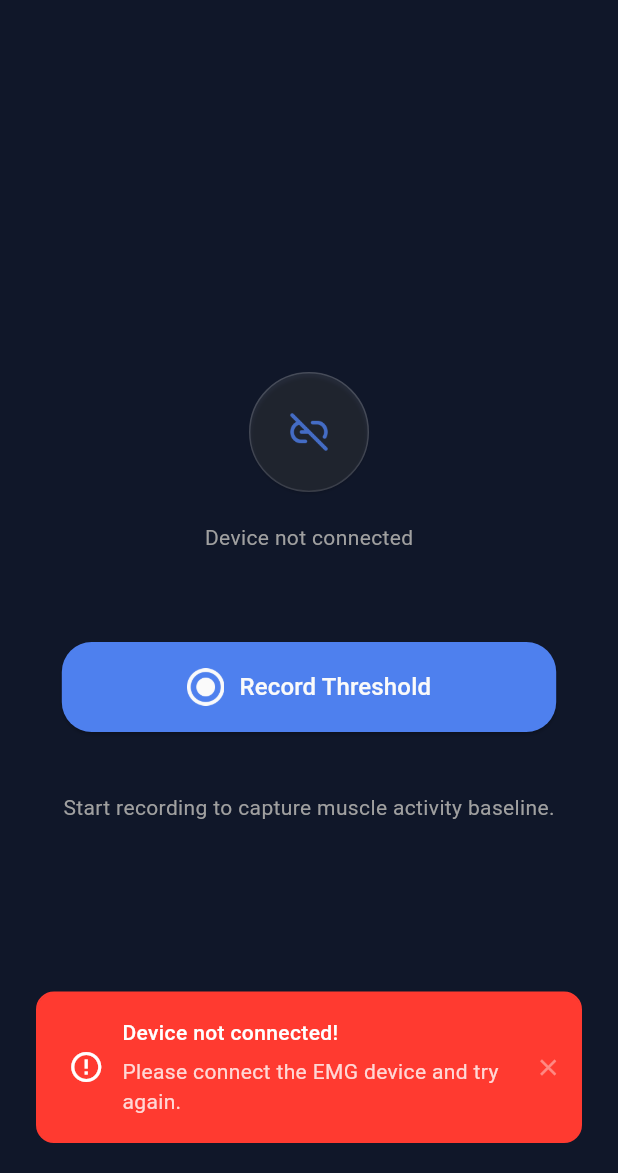
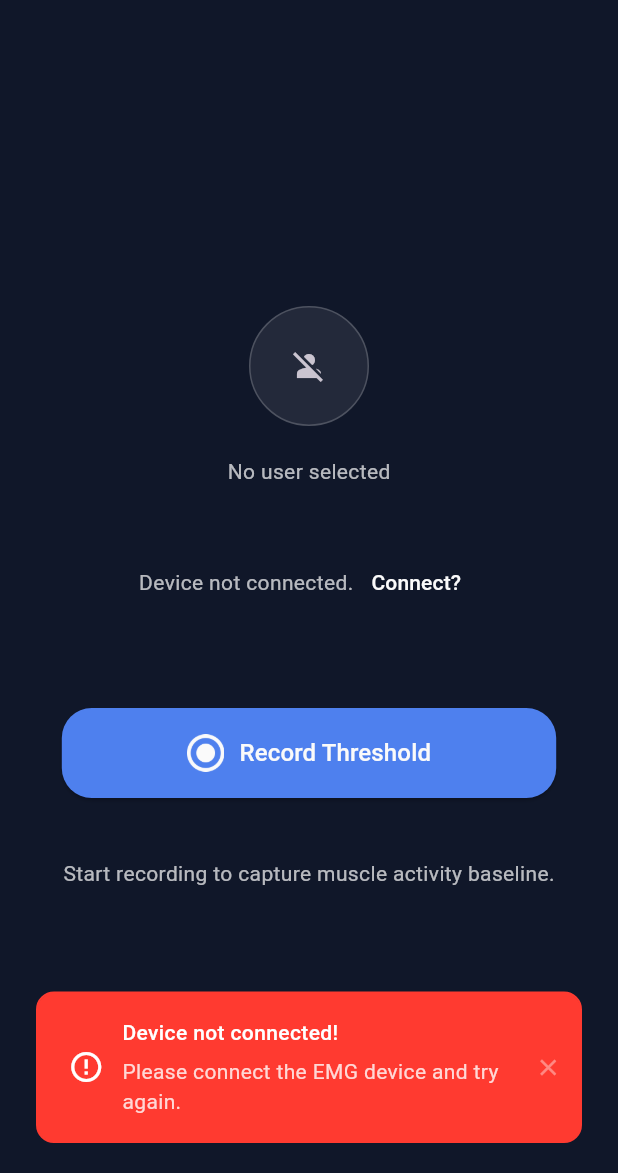
Before and after one commit to Shakila-K/MuscleFatigueMonitor-MobileClient, a Flutter app: the screen it shows after launch, after a tap on "Record Threshold", on a phone screen of 412 x 824 dp, the part 63-1236 px from its top. Run offline on Flutter 3.47's test engine with Material 3 defaults, Android fonts, the light colour scheme and no system bars; drawn by our look-alikes of toastification; our stand-ins replace fl_chart, hive, hive_flutter, pdf, printing, share_plus; accounts and stored records are empty.

Commit message:
User database and User provider created

```diff
--- a/lib/consts/colors.dart
+++ b/lib/consts/colors.dart
@@ -1,4 +1,4 @@
-import 'package:flutter/painting.dart';
+import 'package:flutter/material.dart';
 
 class AppColors {
 
@@ -8,7 +8,7 @@ class AppColors {
   Color appRed = Color.fromRGBO(255, 49, 47, 1);
   Color appYellow = Color.fromRGBO(235, 215, 80, 1);
   Color appWhite = Color.fromRGBO(250, 250, 250, 1);
-  Color appGrey = Color.fromRGBO(160, 160, 160, 1);
+  Color appGrey = Colors.white70;
   Color appBlack = Color(0xff333333);
 
 }
--- a/lib/main.dart
+++ b/lib/main.dart
@@ -1,14 +1,23 @@
 import 'dart:async';
 
 import 'package:flutter/material.dart';
+import 'package:hive_flutter/hive_flutter.dart';
+import 'package:muscle_fatigue_monitor/models/user_model.dart';
 import 'package:muscle_fatigue_monitor/screens/homepage.dart';
-import 'package:muscle_fatigue_monitor/services/websocket_service.dart';
+import 'package:muscle_fatigue_monitor/services/user_provider.dart';
+import 'package:muscle_fatigue_monitor/services/websocket_provider.dart';
 import 'package:provider/provider.dart';
 import 'package:toastification/toastification.dart';
 
 
 final GlobalKey<NavigatorState> navigatorKey = GlobalKey<NavigatorState>();
-void main() {
+void main() async{
+
+  WidgetsFlutterBinding.ensureInitialized();
+  await Hive.initFlutter();
+  Hive.registerAdapter(UserModelAdapter());
+  await Hive.openBox<UserModel>('users');
+
   FlutterError.onError = (FlutterErrorDetails details) {
     FlutterError.dumpErrorToConsole(details);
   };
@@ -16,8 +25,11 @@ void main() {
   runZonedGuarded(
     () {
       runApp(
-        ChangeNotifierProvider(
-          create: (_) => WebSocketProvider(),
+        MultiProvider(
+          providers: [
+              ChangeNotifierProvider( create: (_) => WebSocketProvider()),
+              ChangeNotifierProvider(create: (_) => UserProvider()),
+            ],
           child: const MyApp(),
         ),
       );
@@ -44,6 +56,7 @@ class MyApp extends StatelessWidget {
         navigatorKey: navigatorKey,
         home: const HomePage(),
         theme: ThemeData.dark(),
+        debugShowCheckedModeBanner: false,
       ),
     );
   }
--- /dev/null
+++ b/lib/models/user_model.dart
@@ -0,0 +1,49 @@
+import 'package:hive/hive.dart';
+
+part 'user_model.g.dart';
+
+@HiveType(typeId: 0) // unique id for adapter
+class UserModel extends HiveObject {
+  @HiveField(0)
+  int userId;
+
+  @HiveField(1)
+  String gender;
+
+  @HiveField(2)
+  double weight;
+
+  @HiveField(3)
+  double height;
+
+  @HiveField(4)
+  int tr1;
+
+  @HiveField(5)
+  int tr2;
+
+  @HiveField(6)
+  int tr3;
+
+  @HiveField(7)
+  double threshold;
+
+  @HiveField(8)
+  List<int> reading;
+
+  @HiveField(9)
+  double mfi;
+
+  UserModel({
+    required this.userId,
+    required this.gender,
+    required this.weight,
+    required this.height,
+    required this.tr1,
+    required this.tr2,
+    required this.tr3,
+    required this.threshold,
+    required this.reading,
+    required this.mfi,
+  });
+}
--- a/lib/screens/homepage.dart
+++ b/lib/screens/homepage.dart
@@ -2,8 +2,10 @@
 import 'package:flutter/material.dart';
 import 'package:muscle_fatigue_monitor/consts/colors.dart';
 import 'package:muscle_fatigue_monitor/consts/screen_size.dart';
-import 'package:muscle_fatigue_monitor/screens/record_data.dart';
-import 'package:muscle_fatigue_monitor/services/websocket_service.dart';
+import 'package:muscle_fatigue_monitor/screens/record_threshold.dart';
+import 'package:muscle_fatigue_monitor/screens/users_screen.dart';
+import 'package:muscle_fatigue_monitor/services/user_provider.dart';
+import 'package:muscle_fatigue_monitor/services/websocket_provider.dart';
 import 'package:muscle_fatigue_monitor/widgets/button_long.dart';
 import 'package:provider/provider.dart';
 import 'package:toastification/toastification.dart';
@@ -51,6 +53,7 @@ class _HomePageState extends State<HomePage> {
   Widget build(BuildContext context) {
 
     final ws = context.watch<WebSocketProvider>();
+    final userProvider = context.watch<UserProvider>();
 
     Future<void> connectDeviceDialog() async {
     return showDialog<void>(
@@ -170,7 +173,36 @@ class _HomePageState extends State<HomePage> {
               ),
               width: 80,
               height: 80,
-              child: ElevatedButton(
+              child: IconButton(
+                icon: Icon(userProvider.hasCurrentUser() ? Icons.person : Icons.person_off),
+                onPressed: () {
+                  Navigator.of(context).push(
+                    MaterialPageRoute(builder: (context) => UsersScreen())
+                  );
+                },
+              )
+            ),
+            Padding(
+              padding: const EdgeInsets.symmetric(vertical: 20.0),
+              child: Text(userProvider.user != null ? "User ID: ${userProvider.user!.userId}, ${userProvider.user!.gender}" : "No user selected",
+                style: TextStyle(
+                  color: AppColors().appGrey,
+                ),
+              ),
+            ),
+
+            Padding(
+              padding: const EdgeInsets.symmetric(vertical: 20.0),
+              child: Row(
+                mainAxisAlignment: MainAxisAlignment.center,
+                children: [
+                  Text(ws.isConnected ? "Device connected." : "Device not connected.",
+                    style: TextStyle(
+                      color: AppColors().appGrey
+                    ),
+                  ),
+
+                  TextButton(
                     onPressed: () async {
                           if(ws.isConnected){
                               ws.disconnect(false);
@@ -178,19 +210,16 @@ class _HomePageState extends State<HomePage> {
                             connectDeviceDialog();
                           }
                       },
-                style: ElevatedButton.styleFrom(
-                  backgroundColor: AppColors().appGrey.withAlpha(20),
-                  overlayColor: AppColors().appGrey.withAlpha(50),
+                    child: Text(ws.isConnected ? "Disconnect?" : "Connect?",
+                      style: TextStyle(
+                        color: AppColors().appWhite
                       ),
-                child: Image.asset(ws.isConnected ? "assets/icons/link.png" : "assets/icons/unlink.png",
-                  color: AppColors().appBlue.withAlpha(200),
-                ),
-              ),
+                    )
                   ),
 
                   if(ws.isConnecting || ws.retryCount!=0)
                   Padding(
-              padding: const EdgeInsets.only(top: 20.0),
+                    padding: const EdgeInsets.only(left: 20.0),
                     child: SizedBox(
                       width: 20,
                       height: 20,
@@ -199,15 +228,11 @@ class _HomePageState extends State<HomePage> {
                       )
                     ),
                   ),
-
-            Padding(
-              padding: const EdgeInsets.symmetric(vertical: 20.0),
-              child: Text(ws.isConnected ? "Device connected" : "Device not connected",
-                style: TextStyle(
-                  color: AppColors().appGrey
+                ],
               ),
             ),
-            ),
+
+
 
             Padding(
               padding: const EdgeInsets.symmetric(vertical: 40.0),
@@ -232,9 +257,21 @@ class _HomePageState extends State<HomePage> {
                       animationDuration: const Duration(milliseconds: 300),
                       autoCloseDuration: const Duration(seconds: 3),
                     );
-                  } else{
+                  } else if(!userProvider.hasCurrentUser()){
+                    toastification.dismissAll();
+                    toastification.show(
+                      context: context,
+                      title: Text('User not selected!'),
+                      description: Text("Please select a user and try again."),
+                      type: ToastificationType.error,
+                      style: ToastificationStyle.fillColored,
+                      alignment: Alignment.bottomCenter,
+                      animationDuration: const Duration(milliseconds: 300),
+                      autoCloseDuration: const Duration(seconds: 3),
+                    );
+                  }else{
                     Navigator.of(context).push(
-                      MaterialPageRoute(builder: (context) => RecordData(title: "Record Threshold", recordThreshold: true,))
+                      MaterialPageRoute(builder: (context) => RecordThreshold())
                     );
                   }
                 },
--- /dev/null
+++ b/lib/services/user_provider.dart
@@ -0,0 +1,113 @@
+import 'package:flutter/material.dart';
+import 'package:hive/hive.dart';
+import 'package:muscle_fatigue_monitor/models/user_model.dart';
+
+class UserProvider extends ChangeNotifier {
+  static const String _boxName = 'users';
+  UserModel? _currentUser;
+
+  /// Get the current user in memory
+  UserModel? get user => _currentUser;
+
+  /// Check if a user exists with given [userId]
+  bool userExists(int userId) {
+    final box = Hive.box<UserModel>(_boxName);
+    return box.containsKey(userId);
+  }
+
+  /// Get all users
+  List<UserModel> getAllUsers() {
+    final box = Hive.box<UserModel>(_boxName);
+    return box.values.toList();
+  }
+
+  /// Save a new user (with default values for training/threshold/reading)
+  Future<void> addUser({
+    required int userId,
+    required String gender,
+    required double weight,
+    required double height,
+    double? mfi,
+  }) async {
+    final box = Hive.box<UserModel>(_boxName);
+
+    final user = UserModel(
+      userId: userId,
+      gender: gender,
+      weight: weight,
+      height: height,
+      tr1: 0,
+      tr2: 0,
+      tr3: 0,
+      threshold: 0.0,
+      reading: [],
+      mfi: mfi ?? 0.0,
+    );
+
+    await box.put(userId, user);
+    _currentUser = user;
+    notifyListeners();
+  }
+
+  /// Get a specific user by [userId]
+  UserModel? getUser(int userId) {
+    final box = Hive.box<UserModel>(_boxName);
+    _currentUser = box.get(userId);
+    notifyListeners();
+    return _currentUser;
+  }
+
+  /// Update an existing user
+  Future<void> updateUser(UserModel user) async {
+    final box = Hive.box<UserModel>(_boxName);
+    await box.put(user.userId, user);
+    _currentUser = user;
+    notifyListeners();
+  }
+
+  /// Update only specific fields of a user
+  Future<void> updateUserFields(int userId, {
+    String? gender,
+    double? weight,
+    double? height,
+    int? tr1,
+    int? tr2,
+    int? tr3,
+    double? threshold,
+    List<int>? reading,
+    double? mfi,
+  }) async {
+    final box = Hive.box<UserModel>(_boxName);
+    final user = box.get(userId);
+
+    if (user != null) {
+      final updatedUser = UserModel(
+        userId: user.userId,
+        gender: gender ?? user.gender,
+        weight: weight ?? user.weight,
+        height: height ?? user.height,
+        tr1: tr1 ?? user.tr1,
+        tr2: tr2 ?? user.tr2,
+        tr3: tr3 ?? user.tr3,
+        threshold: threshold ?? user.threshold,
+        reading: reading ?? user.reading,
+        mfi: mfi ?? user.mfi,
+      );
+
+      await box.put(userId, updatedUser);
+      _currentUser = updatedUser;
+      notifyListeners();
+    }
+  }
+
+  /// Check if _currentUser is set
+  bool hasCurrentUser() {
+    return _currentUser != null;
+  }
+
+  /// Optionally clear current user (logout-like behavior)
+  void clearCurrentUser() {
+    _currentUser = null;
+    notifyListeners();
+  }
+}
--- a/pubspec.yaml
+++ b/pubspec.yaml
@@ -42,6 +42,8 @@ dependencies:
   path_provider: ^2.1.5
   toastification: ^3.0.3
   provider: ^6.1.5+1
+  hive: ^2.2.3
+  hive_flutter: ^1.1.0
 
 dev_dependencies:
   flutter_test:
@@ -53,6 +55,8 @@ dev_dependencies:
   # package. See that file for information about deactivating specific lint
   # rules and activating additional ones.
   flutter_lints: ^5.0.0
+  hive_generator: ^2.0.1
+  build_runner: ^2.3.3
 
 # For information on the generic Dart part of this file, see the
 # following page: https://dart.dev/tools/pub/pubspec
```
Also changed, not shown: lib/screens/add_user.dart (added, +234 -0 lines), lib/screens/record_threshold.dart (renamed from lib/screens/record_data.dart, +15 -20 lines), lib/screens/users_screen.dart (added, +87 -0 lines), lib/services/websocket_provider.dart (renamed from lib/services/websocket_service.dart, +0 -9 lines), lib/models/user_model.g.dart (added). Lines whose indentation alone changed are shown as unchanged.
